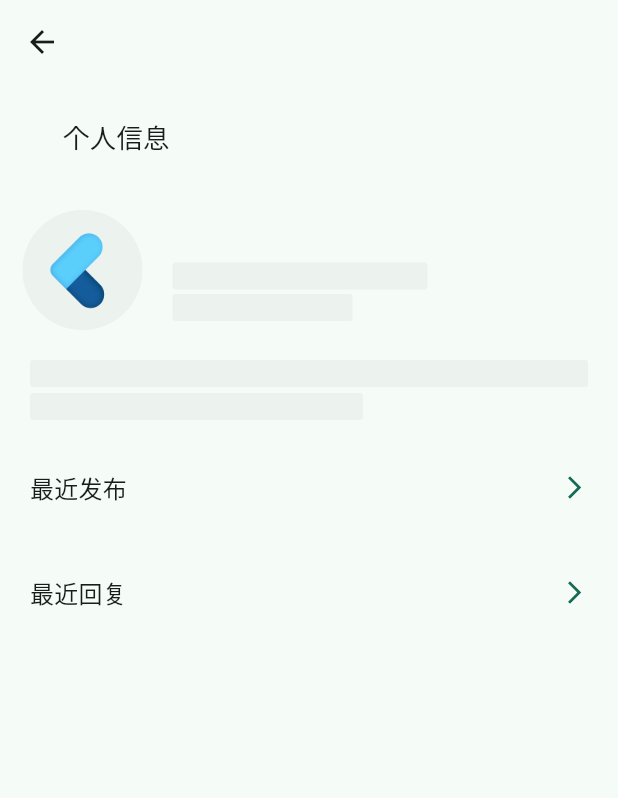
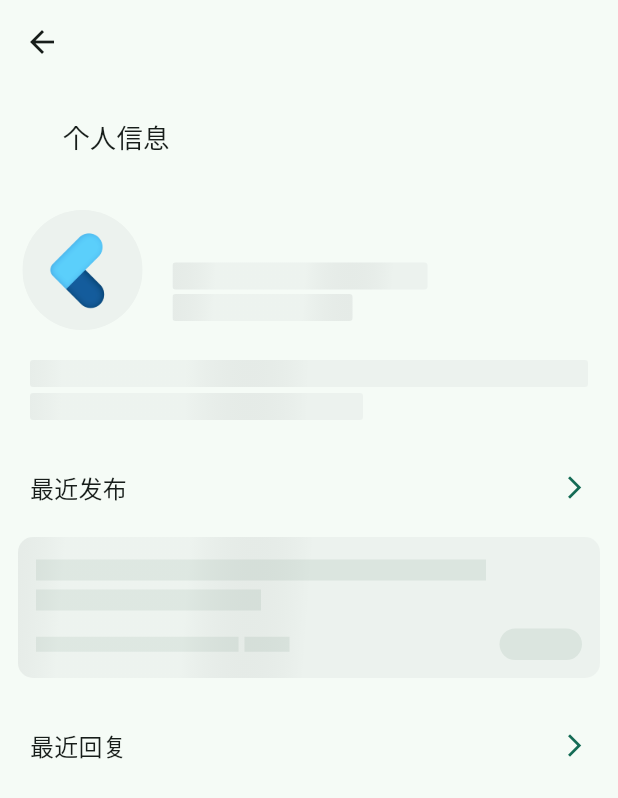
Before and after one commit to guozhigq/flutter_v2ex, a Flutter app: the MemberPage screen opened directly, on a phone screen of 412 x 824 dp. Shown: the top 798 px of the screen. Run offline on Flutter 3.47's test engine with Material 2 defaults, Android fonts, the phone set to English and light mode, and no system bars; drawn by our look-alikes of cached_network_image, dynamic_color; our stand-ins replace cookie_jar, device_info_plus, dio, dio_cookie_manager, easy_refresh, extended_image and 10 more; missing offline and left inert: dio_http2_adapter, dio_http_cache, extended_tabs, flutter_html_iframe, flutter_inappwebview, quick_actions and 1 more; accounts and stored records are empty; network calls fail.

Commit message:
mod: 个人中心骨架屏part1

```diff
--- /dev/null
+++ b/lib/components/common/skeleton_topic_recent.dart
@@ -0,0 +1,64 @@
+import 'package:flutter/material.dart';
+import 'package:flutter_v2ex/components/common/skeleton.dart';
+
+class TopicItemSkeleton extends StatelessWidget {
+  const TopicItemSkeleton({Key? key}) : super(key: key);
+
+  @override
+  Widget build(BuildContext context) {
+    var commonColor = Theme.of(context).colorScheme.surfaceVariant;
+    return Container(
+      decoration: BoxDecoration(
+        borderRadius: BorderRadius.circular(10),
+        color: Theme.of(context).colorScheme.onInverseSurface,
+      ),
+      margin: const EdgeInsets.only(top: 8, right: 12, bottom: 0, left: 12),
+      padding: const EdgeInsets.fromLTRB(12, 15, 12, 12),
+      child: Column(
+        crossAxisAlignment: CrossAxisAlignment.start,
+        children: <Widget>[
+          Container(
+            width: 300,
+            height: 14,
+            margin: const EdgeInsets.only(top: 0, bottom: 6),
+            color: commonColor,
+          ),
+          Container(
+            width: 150,
+            height: 14,
+            margin: const EdgeInsets.only(top: 0, bottom: 12),
+            color: commonColor,
+          ),
+          Row(
+            mainAxisAlignment: MainAxisAlignment.spaceBetween,
+            children: <Widget>[
+               Row(
+                        children: [
+                          Container(
+                            width: 135,
+                            height: 10,
+                            color: commonColor,
+                          ),
+                          const SizedBox(width: 4),
+                          Container(
+                            width: 30,
+                            height: 10,
+                            color: commonColor,
+                          ),
+                        ],
+                      ),
+              Container(
+                width: 55,
+                height: 21,
+                decoration: BoxDecoration(
+                  borderRadius: BorderRadius.circular(50),
+                  color: commonColor,
+                ),
+              ),
+            ],
+          ),
+        ],
+      ),
+    );
+  }
+}
--- a/lib/http/dio_web.dart
+++ b/lib/http/dio_web.dart
@@ -1115,7 +1115,7 @@ class DioRequestWeb {
     String currentDate = DateTime.now().toString().split(' ')[0]; // 2 24
     // 当前时
     int currentHour = DateTime.now().hour;
-    if(currentHour > 8) {
+    if(currentHour >= 8) {
       GStorage().setEightQuery(false);
     }
     if (lastSignDate == currentDate ||
--- a/lib/pages/member/:memberId.dart
+++ b/lib/pages/member/:memberId.dart
@@ -1,3 +1,4 @@
+import 'package:flutter_v2ex/components/common/skeleton.dart';
 import 'package:get/get.dart';
 import 'package:flutter/material.dart';
 import 'package:flutter_v2ex/utils/utils.dart';
@@ -11,6 +12,7 @@ import 'package:flutter_smart_dialog/flutter_smart_dialog.dart';
 import 'package:flutter_v2ex/components/topic/html_render.dart';
 import 'package:cached_network_image/cached_network_image.dart';
 import 'package:flutter_v2ex/models/web/model_member_profile.dart';
+import 'package:flutter_v2ex/components/common/skeleton_topic_recent.dart';
 
 class MemberPage extends StatefulWidget {
   const MemberPage({Key? key}) : super(key: key);
@@ -557,12 +559,14 @@ class _MemberPageState extends State<MemberPage> {
                 ),
                 const SizedBox(width: 20),
                 Expanded(
+                    child: Skeleton(
                   child: Column(
                     crossAxisAlignment: CrossAxisAlignment.start,
                     children: [
                       Text(
                         memberId,
-                      style: Theme.of(context).textTheme.titleMedium!.copyWith(
+                        style:
+                            Theme.of(context).textTheme.titleMedium!.copyWith(
                                   color: Theme.of(context).colorScheme.primary,
                                   fontWeight: FontWeight.w600,
                                 ),
@@ -572,7 +576,8 @@ class _MemberPageState extends State<MemberPage> {
                         width: 170,
                         height: 18,
                         decoration: BoxDecoration(
-                          color: Theme.of(context).colorScheme.onInverseSurface,
+                            color:
+                                Theme.of(context).colorScheme.onInverseSurface,
                             borderRadius:
                                 const BorderRadius.all(Radius.circular(2))),
                       ),
@@ -581,11 +586,13 @@ class _MemberPageState extends State<MemberPage> {
                         width: 120,
                         height: 18,
                         decoration: BoxDecoration(
-                          color: Theme.of(context).colorScheme.onInverseSurface,
+                            color:
+                                Theme.of(context).colorScheme.onInverseSurface,
                             borderRadius:
                                 const BorderRadius.all(Radius.circular(2))),
                       ),
                     ],
+                  ),
                 )),
               ],
             ),
@@ -595,6 +602,7 @@ class _MemberPageState extends State<MemberPage> {
           child: SizedBox(height: 20),
         ),
         SliverToBoxAdapter(
+          child: Skeleton(
             child: Column(
               children: [
                 Container(
@@ -619,7 +627,11 @@ class _MemberPageState extends State<MemberPage> {
               ],
             ),
           ),
+        ),
         titleLine('最近发布', ''),
+        const SliverToBoxAdapter(
+          child: Skeleton(child: TopicItemSkeleton()),
+        ),
         titleLine('最近回复', '')
       ],
       // ),
```
Lines whose indentation alone changed are shown as unchanged.
